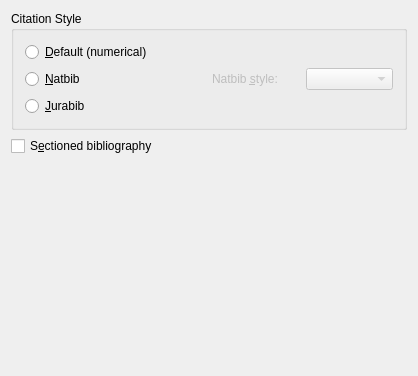
Above: src/frontends/qt4/ui/BiblioUi.ui from cburschka/lyx before the change. Below: the same form after it.
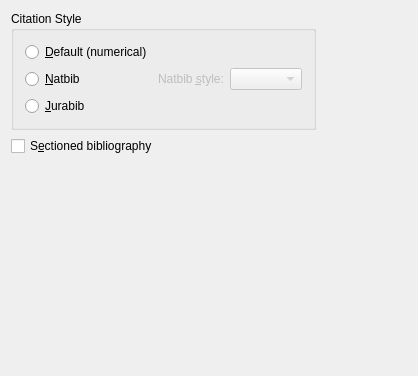
That is the form after the change.

Commit message: BiblioUi.ui: fix too wide groupbox by adding a spacer FloatPlacementUi.ui: fix too large groupbox by adding spacers ParagraphUi.ui: fix dialog definition - was automatically done by designer PDFSupportUi.ui: fix too large groupbox by adding a spacer

What changed in the file:
```diff
--- a/src/frontends/qt4/ui/BiblioUi.ui
+++ b/src/frontends/qt4/ui/BiblioUi.ui
@@ -16,12 +16,6 @@
    <string/>
   </property>
   <layout class="QGridLayout" >
-   <property name="margin" >
-    <number>11</number>
-   </property>
-   <property name="spacing" >
-    <number>6</number>
-   </property>
    <item row="0" column="0" >
     <widget class="QGroupBox" name="CiteStyleBG" >
      <property name="title" >
@@ -31,7 +25,19 @@
       <property name="margin" >
        <number>11</number>
       </property>
-      <property name="spacing" >
+      <property name="topMargin" >
+       <number>11</number>
+      </property>
+      <property name="rightMargin" >
+       <number>11</number>
+      </property>
+      <property name="bottomMargin" >
+       <number>11</number>
+      </property>
+      <property name="horizontalSpacing" >
+       <number>6</number>
+      </property>
+      <property name="verticalSpacing" >
        <number>6</number>
       </property>
       <item row="2" column="0" >
@@ -91,9 +97,7 @@
            <bool>false</bool>
           </property>
           <property name="sizePolicy" >
-           <sizepolicy>
-            <hsizetype>5</hsizetype>
-            <vsizetype>0</vsizetype>
+           <sizepolicy vsizetype="Fixed" hsizetype="Preferred" >
             <horstretch>0</horstretch>
             <verstretch>0</verstretch>
            </sizepolicy>
@@ -105,17 +109,14 @@
      </layout>
     </widget>
    </item>
-   <item row="2" column="0" >
+   <item row="0" column="1" >
     <spacer>
      <property name="orientation" >
-      <enum>Qt::Vertical</enum>
-     </property>
-     <property name="sizeType" >
-      <enum>QSizePolicy::Expanding</enum>
+      <enum>Qt::Horizontal</enum>
      </property>
      <property name="sizeHint" >
       <size>
-       <width>20</width>
+       <width>40</width>
        <height>20</height>
       </size>
      </property>
@@ -131,6 +132,22 @@
      </property>
     </widget>
    </item>
+   <item row="2" column="0" colspan="2" >
+    <spacer>
+     <property name="orientation" >
+      <enum>Qt::Vertical</enum>
+     </property>
+     <property name="sizeType" >
+      <enum>QSizePolicy::Expanding</enum>
+     </property>
+     <property name="sizeHint" >
+      <size>
+       <width>20</width>
+       <height>20</height>
+      </size>
+     </property>
+    </spacer>
+   </item>
   </layout>
  </widget>
  <pixmapfunction></pixmapfunction>
```
Left out of the diff: 23 changed lines with no effect on the pictures. The commit also changes 3 other files.
